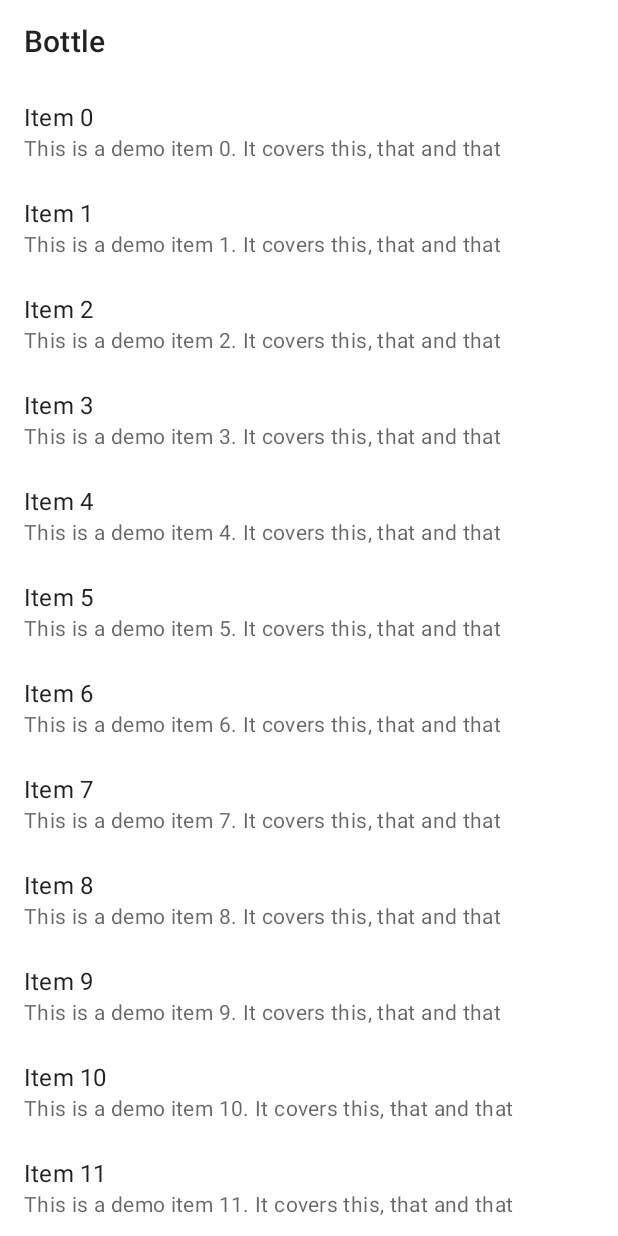
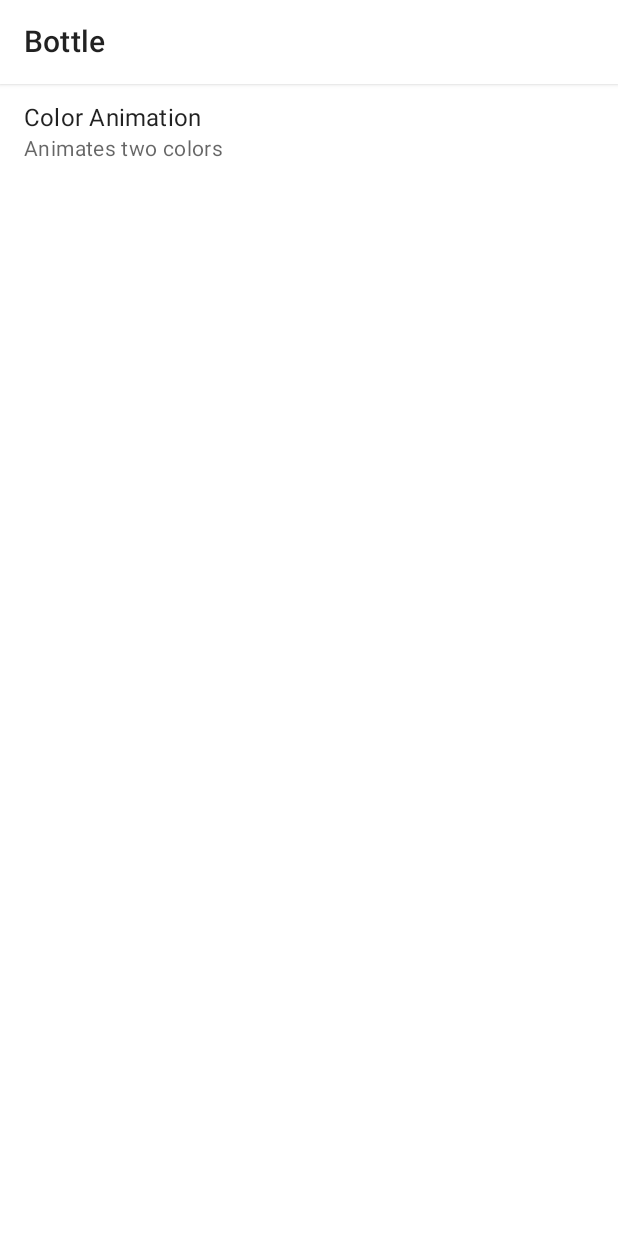
Before and after one commit to mahendranv/bottle, an Android app built with Jetpack Compose: the screen it shows after launch (MainActivity), on a phone screen of 412 x 824 dp. Run offline under Robolectric (Android 15) with nearby library versions, the phone set to English and light mode, and no system bars.

Commit message:
Demo - color animation

```diff
--- a/app/src/main/java/com/ex2/bottle/MainActivity.kt
+++ b/app/src/main/java/com/ex2/bottle/MainActivity.kt
@@ -8,7 +8,7 @@ import androidx.compose.material.Surface
 import androidx.compose.material.Text
 import androidx.compose.runtime.Composable
 import androidx.compose.ui.tooling.preview.Preview
-import com.ex2.bottle.ui.screens.MainScreen
+import com.ex2.bottle.ui.screens.main.MainScreen
 import com.ex2.bottle.ui.theme.BottleTheme
 
 class MainActivity : ComponentActivity() {
--- a/app/src/main/java/com/ex2/bottle/data/AppSdk.kt
+++ b/app/src/main/java/com/ex2/bottle/data/AppSdk.kt
@@ -1,5 +1,6 @@
 package com.ex2.bottle.data
 
+import com.ex2.bottle.data.model.Animal
 import com.github.javafaker.Faker
 import java.util.*
 
@@ -10,11 +11,12 @@ object AppSdk {
 
     val Animals = List(100) {
         Animal(
-            name = faker.animal()!!.name(),
+            name = faker.animal()!!.name().capitalize(Locale.getDefault()),
             height = random.nextDouble(),
             lifeSpan = random.nextInt(),
             carnivorous = random.nextBoolean(),
-            imageUrl = faker.avatar().image()
+            imageUrl = faker.avatar().image(),
+            description = faker.lorem().paragraph(2)
         )
     }
 }
--- a/app/src/main/java/com/ex2/bottle/data/Animal.kt
+++ b/app/src/main/java/com/ex2/bottle/data/model/Animal.kt
@@ -1,9 +1,10 @@
-package com.ex2.bottle.data
+package com.ex2.bottle.data.model
 
 data class Animal(
     val name: String,
     val height: Double,
     val lifeSpan: Int,
     val carnivorous: Boolean,
-    val imageUrl: String? = null
+    val imageUrl: String? = null,
+    val description: String = ""
 )
--- /dev/null
+++ b/app/src/main/java/com/ex2/bottle/data/model/Demo.kt
@@ -0,0 +1,7 @@
+package com.ex2.bottle.data.model
+
+data class Demo(
+    val path: String,
+    val title: String,
+    val description: String?
+)
--- a/app/src/main/java/com/ex2/bottle/ui/nav/MainDestinations.kt
+++ b/app/src/main/java/com/ex2/bottle/ui/nav/MainDestinations.kt
@@ -1,8 +1,18 @@
 package com.ex2.bottle.ui.nav
+
+import com.ex2.bottle.data.model.Demo
 
 object MainDestinations {
 
-    const val MainList = "Main list"
+    const val MainList = "main-list"
 
-    const val ColorAnimation = "Color animation"
+    const val ColorAnimation = "color-animation"
 }
+
+val MainDemoItems = listOf(
+    Demo(
+        path = MainDestinations.ColorAnimation,
+        title = "Color Animation",
+        description = "Animates two colors"
+    )
+).sortedBy { it.title }
--- a/app/src/main/java/com/ex2/bottle/ui/screens/main/MainList.kt
+++ b/app/src/main/java/com/ex2/bottle/ui/screens/main/MainList.kt
@@ -1,12 +1,17 @@
 package com.ex2.bottle.ui.screens.main
 
+import androidx.compose.foundation.clickable
 import androidx.compose.foundation.lazy.LazyColumn
+import androidx.compose.foundation.lazy.items
 import androidx.compose.material.ExperimentalMaterialApi
 import androidx.compose.material.ListItem
 import androidx.compose.material.Text
 import androidx.compose.runtime.Composable
+import androidx.compose.ui.Modifier
 import androidx.navigation.NavController
 import androidx.navigation.compose.rememberNavController
+import com.ex2.bottle.data.AppSdk
+import com.ex2.bottle.ui.nav.MainDemoItems
 
 
 @ExperimentalMaterialApi
@@ -15,10 +20,14 @@ fun MainListScreen(
     navController: NavController = rememberNavController()
 ) {
     LazyColumn {
-        items(100) { index ->
-            ListItem(
-                text = { Text("Item $index") },
-                secondaryText = { Text("This is a demo item $index. It covers this, that and that") }
+        items(items = MainDemoItems) { demo ->
+            ListItem(text = { Text(text = demo.title) },
+                secondaryText = if (demo.description != null) {
+                    { Text(text = demo.description ?: "") }
+                } else null,
+                modifier = Modifier.clickable {
+                    navController.navigate(demo.path)
+                }
             )
         }
     }
--- a/app/src/main/java/com/ex2/bottle/ui/screens/main/MainNavigationHost.kt
+++ b/app/src/main/java/com/ex2/bottle/ui/screens/main/MainNavigationHost.kt
@@ -1,4 +1,4 @@
-package com.ex2.bottle.ui.screens
+package com.ex2.bottle.ui.screens.main
 
 import androidx.compose.material.*
 import androidx.compose.runtime.Composable
@@ -7,7 +7,6 @@ import androidx.navigation.compose.NavHost
 import androidx.navigation.compose.composable
 import androidx.navigation.compose.rememberNavController
 import com.ex2.bottle.ui.nav.MainDestinations
-import com.ex2.bottle.ui.screens.main.MainListScreen
 
 @Composable
 fun MainScreen() {
@@ -16,7 +15,7 @@ fun MainScreen() {
             TopAppBar(
                 title = { Text(text = "Bottle") },
                 backgroundColor = MaterialTheme.colors.surface,
-                elevation = 0.dp
+                elevation = 2.dp
             )
         }
     ) {
@@ -37,5 +36,9 @@ private fun MainScreenInternal() {
         composable(MainDestinations.MainList) {
             MainListScreen(navController = navController)
         }
+
+        composable(MainDestinations.ColorAnimation) {
+            ColorAnimation(navController = navController)
+        }
     }
 }
--- a/app/src/main/java/com/ex2/bottle/ui/theme/Color.kt
+++ b/app/src/main/java/com/ex2/bottle/ui/theme/Color.kt
@@ -6,3 +6,12 @@ val Purple200 = Color(0xFFBB86FC)
 val Purple500 = Color(0xFF6200EE)
 val Purple700 = Color(0xFF3700B3)
 val Teal200 = Color(0xFF03DAC5)
+
+
+
+val LIGHT_BGS = listOf(
+    Color(0xffA5D6A7),
+    Color(0xffFFAB91),
+    Color(0xff9FA8DA),
+    Color(0xffB0BEC5),
+)
```
Also changed, not shown: app/src/main/java/com/ex2/bottle/ui/screens/main/ColorAnimationDemo.kt (added, +82 -0 lines).
